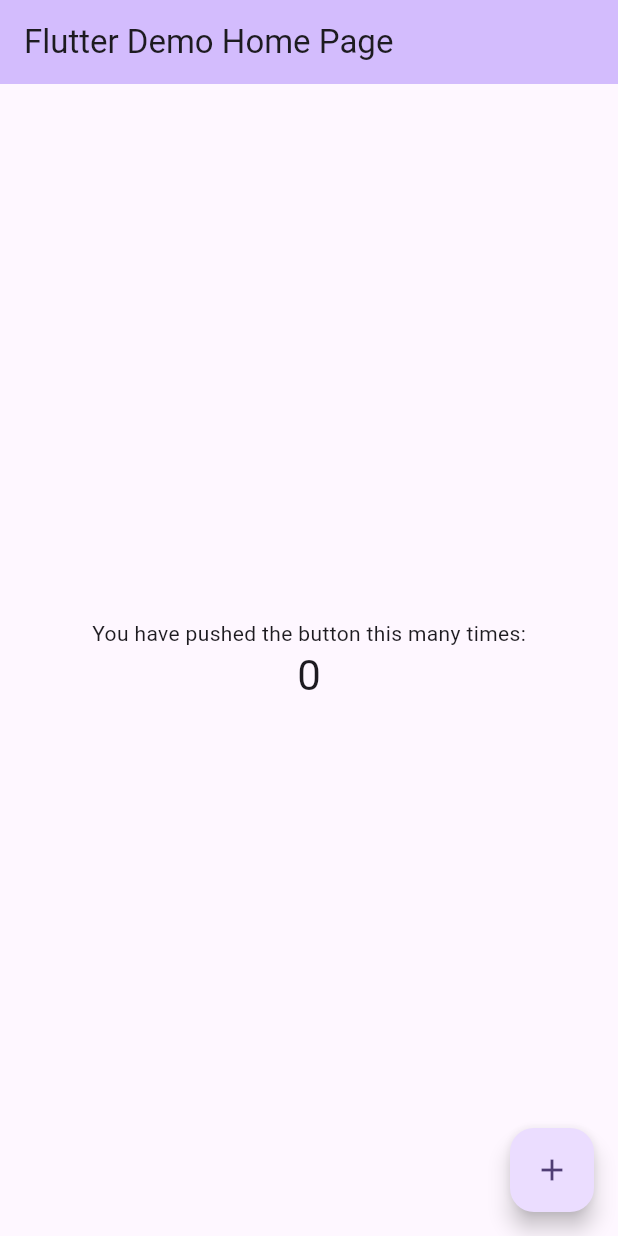
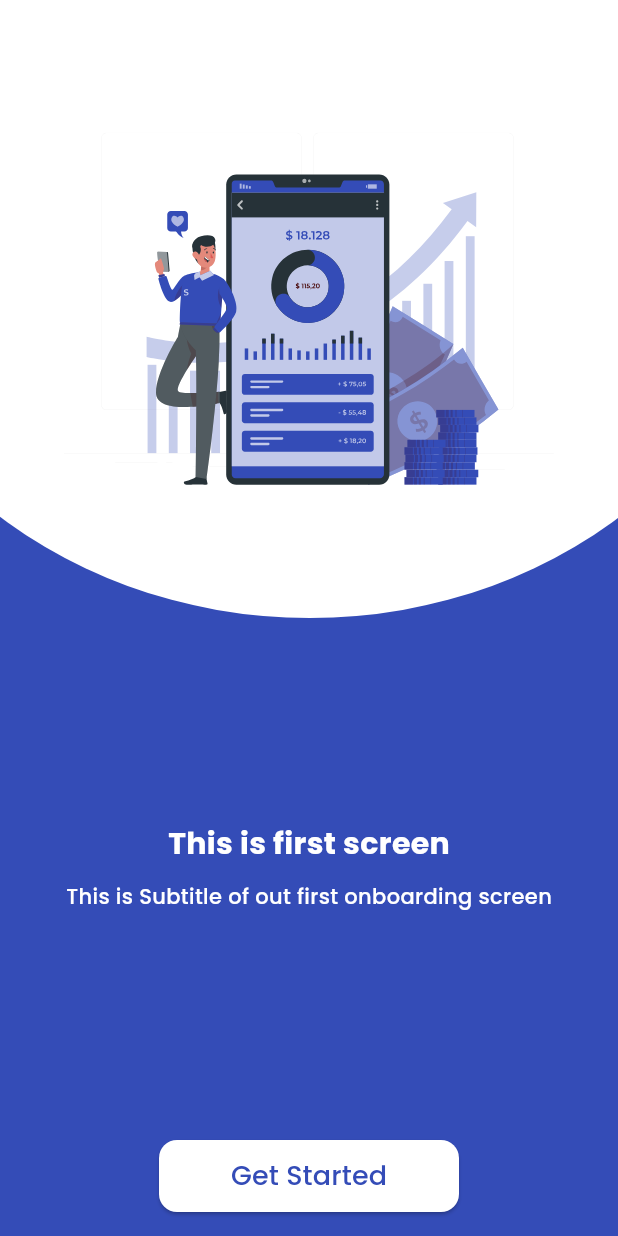
Before and after one commit to SahilLiotech/Spend-Smart, a Flutter app: the screen it shows after launch, on a phone screen of 412 x 824 dp. Run offline on Flutter 3.47's test engine with Material 3 defaults, Android fonts, the phone set to English and light mode, and no system bars; our stand-ins replace bloc, device_preview_plus, equatable, flutter_svg, google_fonts, shared_preferences.

Commit message:
Static Onboarding UI completed

```diff
--- a/lib/core/prefrences/apppref.dart
+++ b/lib/core/prefrences/apppref.dart
@@ -0,0 +1,15 @@
+import 'package:shared_preferences/shared_preferences.dart';
+
+class Apppref {
+  final SharedPreferences _preferences;
+
+  Apppref(this._preferences);
+
+  Future<bool> isOnboardingDone() async {
+    return _preferences.getBool('isOnboardingDone') ?? false;
+  }
+
+  Future<void> setOnboardingDone(bool value) async {
+    await _preferences.setBool('isOnboardingDone', value);
+  }
+}
--- /dev/null
+++ b/lib/core/utils/button_widget.dart
@@ -0,0 +1,47 @@
+import 'package:flutter/material.dart';
+import 'package:spend_smart/core/utils/colors.dart';
+import 'package:spend_smart/core/utils/text_widget.dart';
+
+class ButtonWidget extends StatelessWidget {
+  final VoidCallback onTap;
+  final String buttonText;
+  final double buttonTextSize;
+  final Color backgroundColor;
+  final Color fontColor;
+  final double buttonWidth;
+  final double buttonHeight;
+  final double buttonRadius;
+
+  const ButtonWidget(
+      {super.key,
+      required this.onTap,
+      required this.buttonText,
+      this.buttonTextSize = 18,
+      this.backgroundColor = CustomColors.primaryColor,
+      this.fontColor = CustomColors.whiteColor,
+      this.buttonWidth = 200,
+      this.buttonHeight = 50,
+      this.buttonRadius = 12});
+
+  @override
+  Widget build(BuildContext context) {
+    return SizedBox(
+      width: buttonWidth,
+      height: buttonHeight,
+      child: ElevatedButton(
+        onPressed: onTap,
+        style: ElevatedButton.styleFrom(
+          backgroundColor: backgroundColor,
+          shape: RoundedRectangleBorder(
+            borderRadius: BorderRadius.circular(buttonRadius),
+          ),
+        ),
+        child: CustomText(
+          text: buttonText,
+          fontSize: buttonTextSize,
+          color: fontColor,
+        ),
+      ),
+    );
+  }
+}
--- /dev/null
+++ b/lib/core/utils/text_widget.dart
@@ -0,0 +1,30 @@
+import 'package:flutter/material.dart';
+import 'package:google_fonts/google_fonts.dart';
+import 'package:spend_smart/core/utils/colors.dart';
+
+class CustomText extends StatelessWidget {
+  final String text;
+  final double fontSize;
+  final FontWeight fontWeight;
+  final Color color;
+
+  const CustomText({
+    super.key,
+    required this.text,
+    this.fontSize = 16.0,
+    this.fontWeight = FontWeight.w500,
+    this.color = CustomColors.whiteColor,
+  });
+
+  @override
+  Widget build(BuildContext context) {
+    return Text(
+      text,
+      style: GoogleFonts.poppins(
+        color: color,
+        fontSize: fontSize,
+        fontWeight: fontWeight,
+      ),
+    );
+  }
+}
--- a/lib/features/onboarding/presentation/cubit/onboarding_cubit_state.dart
+++ b/lib/features/onboarding/presentation/cubit/onboarding_cubit_state.dart
@@ -1,4 +1,4 @@
-part of 'onboarding_cubit_cubit.dart';
+part of 'onboarding_cubit.dart';
 
 sealed class OnboardingCubitState extends Equatable {
   const OnboardingCubitState();
--- a/lib/features/onboarding/presentation/screens/onboarding_screen.dart
+++ b/lib/features/onboarding/presentation/screens/onboarding_screen.dart
@@ -0,0 +1,24 @@
+import 'package:flutter/material.dart';
+import 'package:spend_smart/features/onboarding/presentation/widget/onboarding_widget.dart';
+
+class OnboardingScreen extends StatefulWidget {
+  const OnboardingScreen({super.key});
+
+  @override
+  State<OnboardingScreen> createState() => _OnboardingScreenState();
+}
+
+class _OnboardingScreenState extends State<OnboardingScreen> {
+  @override
+  Widget build(BuildContext context) {
+    return Scaffold(
+      body: Center(
+        child: OnBoardingWidget(
+            screenIndex: 2,
+            title: "This is first screen",
+            subtitle: "This is Subtitle of out first onboarding screen",
+            imageName: "onboarding1.svg"),
+      ),
+    );
+  }
+}
--- /dev/null
+++ b/lib/features/onboarding/presentation/widget/onboarding_widget.dart
@@ -0,0 +1,137 @@
+import 'package:flutter/material.dart';
+import 'package:flutter_svg/flutter_svg.dart';
+import 'package:spend_smart/core/utils/button_widget.dart';
+import 'package:spend_smart/core/utils/colors.dart';
+import 'package:spend_smart/core/utils/text_widget.dart';
+
+class OnBoardingWidget extends StatefulWidget {
+  final int screenIndex;
+  final String title;
+  final String subtitle;
+  final String imageName;
+  const OnBoardingWidget(
+      {super.key,
+      required this.screenIndex,
+      required this.title,
+      required this.subtitle,
+      required this.imageName});
+
+  @override
+  State<OnBoardingWidget> createState() => _OnBoardingWidgetState();
+}
+
+class _OnBoardingWidgetState extends State<OnBoardingWidget> {
+  @override
+  Widget build(BuildContext context) {
+    return Container(
+      height: MediaQuery.sizeOf(context).height,
+      width: MediaQuery.sizeOf(context).width,
+      decoration: BoxDecoration(color: CustomColors.primaryColor),
+      child: Column(
+        children: [
+          Stack(
+            alignment: Alignment.center,
+            children: [
+              SizedBox(
+                height: MediaQuery.sizeOf(context).height * 0.5,
+                width: MediaQuery.sizeOf(context).width,
+                child: SvgPicture.asset(
+                  "assets/images/onboarding_background.svg",
+                  fit: BoxFit.fill, // Fit to container size
+                ),
+              ),
+              // Top image (onboarding1)
+              SvgPicture.asset(
+                "assets/images/${widget.imageName}",
+                fit: BoxFit.contain,
+              ),
+
+              if (widget.screenIndex != 2)
+                Positioned(
+                  top: 15,
+                  right: 10,
+                  child: ElevatedButton(
+                    onPressed: () {},
+                    style: ElevatedButton.styleFrom(
+                      backgroundColor: CustomColors.primaryColor,
+                      foregroundColor: CustomColors.whiteColor,
+                    ),
+                    child: CustomText(
+                      text: "Skip",
+                      fontSize: 15,
+                    ),
+                  ),
+                ),
+            ],
+          ),
+          Expanded(
+            child: Column(
+              mainAxisAlignment: MainAxisAlignment.center,
+              spacing: 10,
+              children: [
+                CustomText(
+                  text: widget.title,
+                  fontSize: 20,
+                  fontWeight: FontWeight.w700,
+                ),
+                CustomText(
+                  text: widget.subtitle,
+                  fontSize: 14,
+                ),
+              ],
+            ),
+          ),
+          SizedBox(
+            height: 80,
+            child: Padding(
+              padding: const EdgeInsets.all(16.0),
+              child: Row(
+                mainAxisAlignment: _getButtonAlignment(),
+                children: _getBottomButtons(),
+              ),
+            ),
+          ),
+        ],
+      ),
+    );
+  }
+
+  MainAxisAlignment _getButtonAlignment() {
+    if (widget.screenIndex == 1) {
+      return MainAxisAlignment.spaceBetween;
+    }
+    return MainAxisAlignment.center;
+  }
+
+  List<Widget> _getBottomButtons() {
+    if (widget.screenIndex == 0) {
+      return [
+        GestureDetector(
+          onTap: () {},
+          child: SvgPicture.asset("assets/images/onboarding_next_icon.svg"),
+        ),
+      ];
+    } else if (widget.screenIndex == 1) {
+      return [
+        GestureDetector(
+          onTap: () {},
+          child: SvgPicture.asset("assets/images/onboarding_previous_icon.svg"),
+        ),
+        GestureDetector(
+          onTap: () {},
+          child: SvgPicture.asset("assets/images/onboarding_next_icon.svg"),
+        ),
+      ];
+    } else if (widget.screenIndex == 2) {
+      return [
+        ButtonWidget(
+          onTap: () {},
+          buttonText: "Get Started",
+          fontColor: CustomColors.primaryColor,
+          backgroundColor: CustomColors.whiteColor,
+        ),
+      ];
+    }
+    return [];
+  }
+}
--- a/lib/main.dart
+++ b/lib/main.dart
@@ -1,4 +1,6 @@
+import 'package:device_preview_plus/device_preview_plus.dart';
 import 'package:flutter/material.dart';
+import 'package:spend_smart/features/onboarding/presentation/screens/onboarding_screen.dart';
 
 void main() {
   runApp(const MyApp());
@@ -10,92 +12,16 @@ class MyApp extends StatelessWidget {
   // This widget is the root of your application.
   @override
   Widget build(BuildContext context) {
+    return DevicePreview(builder: (context) {
       return MaterialApp(
         title: 'Flutter Demo',
+        debugShowCheckedModeBanner: false,
         theme: ThemeData(
           colorScheme: ColorScheme.fromSeed(seedColor: Colors.deepPurple),
           useMaterial3: true,
         ),
-      home: const MyHomePage(title: 'Flutter Demo Home Page'),
+        home: const OnboardingScreen(),
       );
+    });
   }
 }
-
-class MyHomePage extends StatefulWidget {
-  const MyHomePage({super.key, required this.title});
-
-  final String title;
-
-  @override
-  State<MyHomePage> createState() => _MyHomePageState();
-}
-
-class _MyHomePageState extends State<MyHomePage> {
-  int _counter = 0;
-
-  void _incrementCounter() {
-    setState(() {
-      // This call to setState tells the Flutter framework that something has
-      // changed in this State, which causes it to rerun the build method below
-      // so that the display can reflect the updated values. If we changed
-      // _counter without calling setState(), then the build method would not be
-      // called again, and so nothing would appear to happen.
-      _counter++;
-    });
-  }
-
-  @override
-  Widget build(BuildContext context) {
-    // This method is rerun every time setState is called, for instance as done
-    // by the _incrementCounter method above.
-    //
-    // The Flutter framework has been optimized to make rerunning build methods
-    // fast, so that you can just rebuild anything that needs updating rather
-    // than having to individually change instances of widgets.
-    return Scaffold(
-      appBar: AppBar(
-        // TRY THIS: Try changing the color here to a specific color (to
-        // Colors.amber, perhaps?) and trigger a hot reload to see the AppBar
-        // change color while the other colors stay the same.
-        backgroundColor: Theme.of(context).colorScheme.inversePrimary,
-        // Here we take the value from the MyHomePage object that was created by
-        // the App.build method, and use it to set our appbar title.
-        title: Text(widget.title),
-      ),
-      body: Center(
-        // Center is a layout widget. It takes a single child and positions it
-        // in the middle of the parent.
-        child: Column(
-          // Column is also a layout widget. It takes a list of children and
-          // arranges them vertically. By default, it sizes itself to fit its
-          // children horizontally, and tries to be as tall as its parent.
-          //
-          // Column has various properties to control how it sizes itself and
-          // how it positions its children. Here we use mainAxisAlignment to
-          // center the children vertically; the main axis here is the vertical
-          // axis because Columns are vertical (the cross axis would be
-          // horizontal).
-          //
-          // TRY THIS: Invoke "debug painting" (choose the "Toggle Debug Paint"
-          // action in the IDE, or press "p" in the console), to see the
-          // wireframe for each widget.
-          mainAxisAlignment: MainAxisAlignment.center,
-          children: <Widget>[
-            const Text(
-              'You have pushed the button this many times:',
-            ),
-            Text(
-              '$_counter',
-              style: Theme.of(context).textTheme.headlineMedium,
-            ),
-          ],
-        ),
-      ),
-      floatingActionButton: FloatingActionButton(
-        onPressed: _incrementCounter,
-        tooltip: 'Increment',
-        child: const Icon(Icons.add),
-      ), // This trailing comma makes auto-formatting nicer for build methods.
-    );
-  }
-}
```
Also changed, not shown: pubspec.yaml (+6 -5 lines), assets/images/onboarding1.svg (added), assets/images/onboarding2.svg (added), assets/images/onboarding3.svg (added), assets/images/onboarding_background.svg (added), assets/images/onboarding_next_icon.svg (added), assets/images/onboarding_previous_icon.svg (added), lib/core/utils/colors.dart (renamed from lib/core/theme/colors.dart), lib/core/utils/string.dart (added), lib/features/onboarding/presentation/cubit/onboarding_cubit.dart (renamed from lib/features/onboarding/presentation/cubit/onboarding_cubit_cubit.dart), pubspec.lock, 1 other file. Lines whose indentation alone changed are shown as unchanged.
